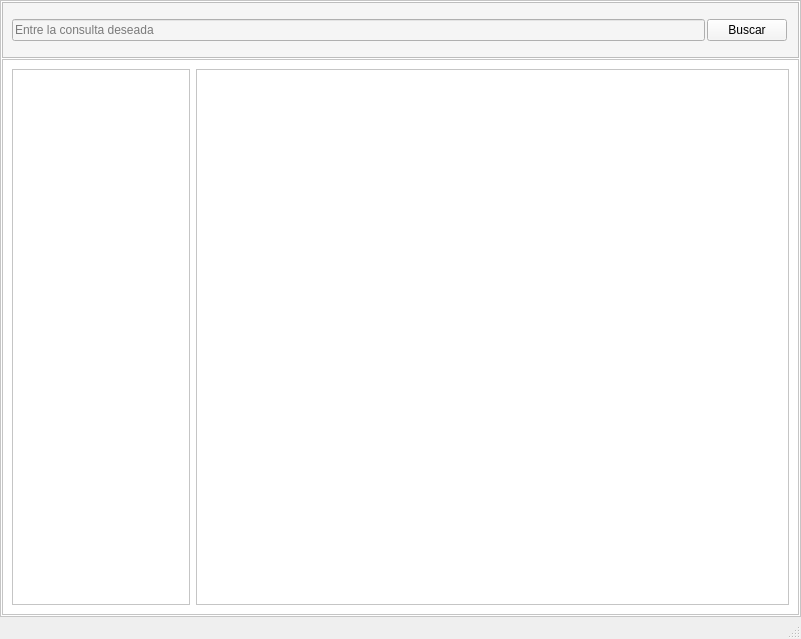
LauTB/Information-Recovery-ML, file Code/visual/window.ui: the form before one commit.
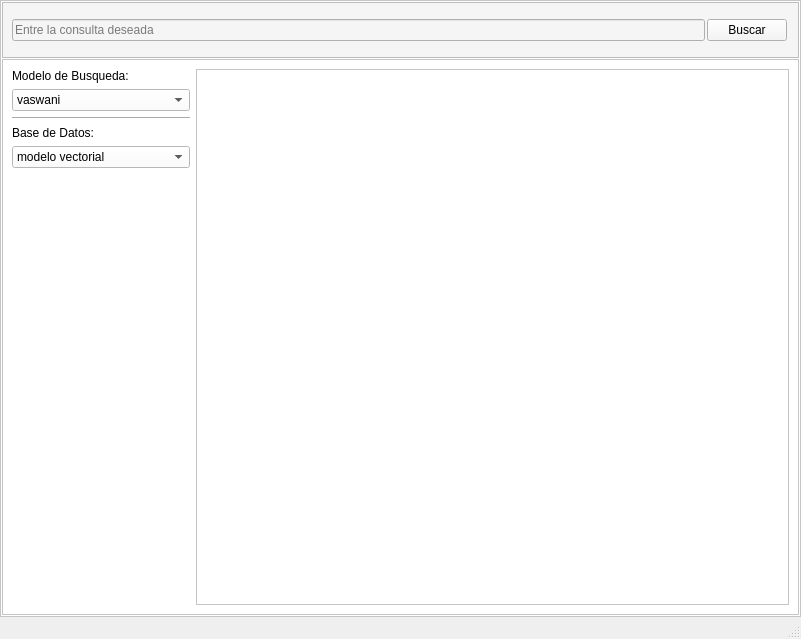
The form after the commit.

```diff
--- a/Code/visual/window.ui
+++ b/Code/visual/window.ui
@@ -120,14 +120,70 @@
          </property>
          <layout class="QHBoxLayout" name="horizontalLayout_5" stretch="3,10">
           <item>
-           <widget class="QFrame" name="frame_3">
-            <property name="frameShape">
-             <enum>QFrame::StyledPanel</enum>
-            </property>
-            <property name="frameShadow">
-             <enum>QFrame::Raised</enum>
-            </property>
-           </widget>
+           <layout class="QVBoxLayout" name="verticalLayout_4">
+            <item>
+             <widget class="QLabel" name="label">
+              <property name="text">
+               <string>Modelo de Busqueda:</string>
+              </property>
+             </widget>
+            </item>
+            <item>
+             <widget class="QComboBox" name="comboBoxDB">
+              <item>
+               <property name="text">
+                <string>vaswani</string>
+               </property>
+              </item>
+              <item>
+               <property name="text">
+                <string>cranfield</string>
+               </property>
+              </item>
+             </widget>
+            </item>
+            <item>
+             <widget class="Line" name="line">
+              <property name="orientation">
+               <enum>Qt::Horizontal</enum>
+              </property>
+             </widget>
+            </item>
+            <item>
+             <widget class="QLabel" name="label_2">
+              <property name="text">
+               <string>Base de Datos:</string>
+              </property>
+             </widget>
+            </item>
+            <item>
+             <widget class="QComboBox" name="comboBoxModel">
+              <item>
+               <property name="text">
+                <string>modelo vectorial</string>
+               </property>
+              </item>
+              <item>
+               <property name="text">
+                <string>red neuronal</string>
+               </property>
+              </item>
+             </widget>
+            </item>
+            <item>
+             <spacer name="verticalSpacer">
+              <property name="orientation">
+               <enum>Qt::Vertical</enum>
+              </property>
+              <property name="sizeHint" stdset="0">
+               <size>
+                <width>20</width>
+                <height>40</height>
+               </size>
+              </property>
+             </spacer>
+            </item>
+           </layout>
           </item>
           <item>
            <widget class="QListView" name="listView">
```
